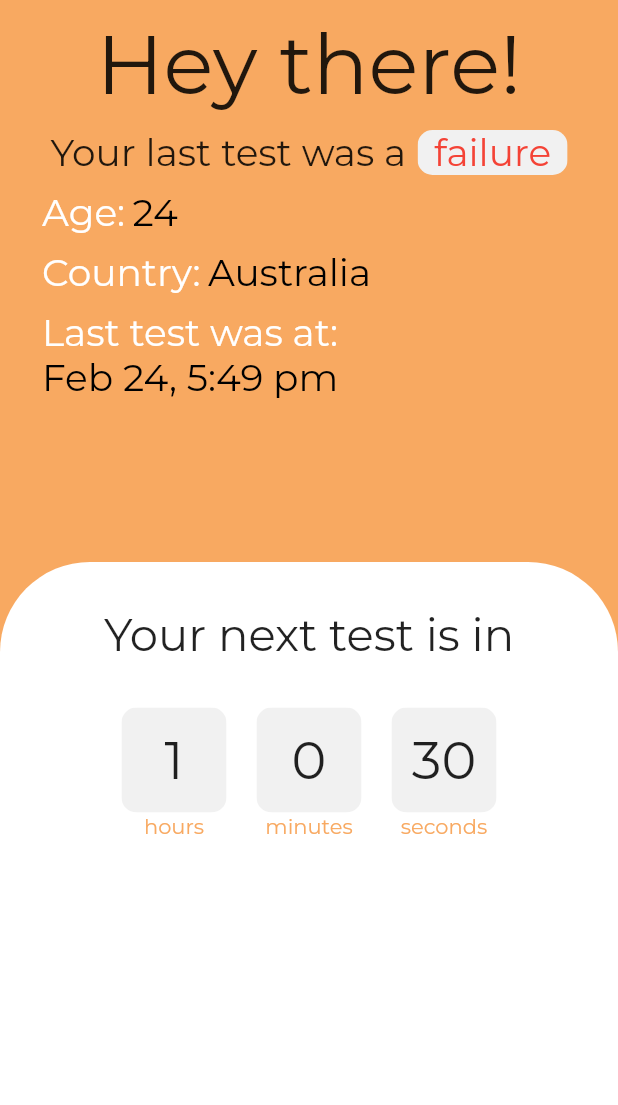
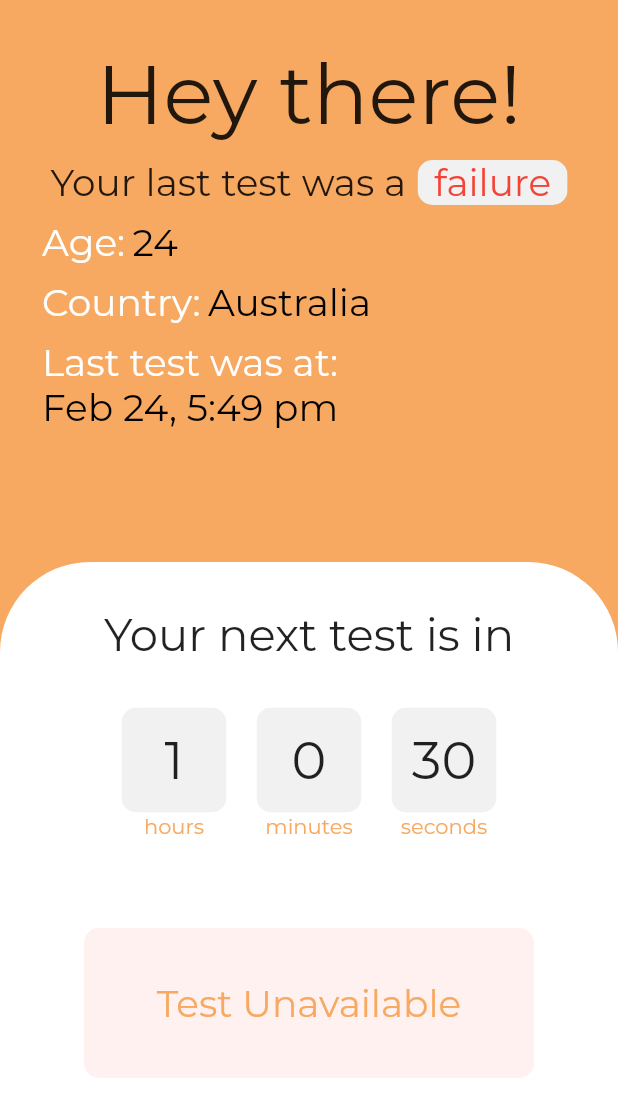
Before and after one commit to Team-CodeSec-UNIHACK/mobile_app, a Flutter app: the screen it shows after launch, on a phone screen of 412 x 824 dp, the part 131-1236 px from its top. Run offline on Flutter 3.47's test engine with Material 2 defaults, Android fonts, the phone set to English and light mode, and no system bars; drawn by our look-alikes of flutter_countdown_timer; our stand-ins replace google_fonts.

Commit message:
home page complete

```diff
--- a/lib/home.dart
+++ b/lib/home.dart
@@ -119,7 +119,7 @@ class _HomeScreenState extends State<HomeScreen> {
             ],
           ),
           SizedBox(
-            height: 10,
+            height: 30,
           ),
           Text(
             "Hey there!",
@@ -233,6 +233,44 @@ class _HomeScreenState extends State<HomeScreen> {
         ],
       ),
     );
+  }
+
+  Widget testAvailability(status) {
+    if (status) {
+      return ClipRRect(
+        borderRadius: BorderRadius.circular(10),
+        child: Container(
+          color: Color(0xFFF3FEF6),
+          width: 300,
+          height: 100,
+          child: Center(
+            child: Text(
+              "Test Available",
+              style: GoogleFonts.montserrat(
+                  fontSize: 25, color: Color(0xFFF8A961)),
+              textAlign: TextAlign.center,
+            ),
+          ),
+        ),
+      );
+    } else {
+      return ClipRRect(
+        borderRadius: BorderRadius.circular(10),
+        child: Container(
+          color: Color(0xFFFEF1EF),
+          width: 300,
+          height: 100,
+          child: Center(
+            child: Text(
+              "Test Unavailable",
+              style: GoogleFonts.montserrat(
+                  fontSize: 25, color: Color(0xFFF8A961)),
+              textAlign: TextAlign.center,
+            ),
+          ),
+        ),
+      );
+    }
   }
 
   Widget BottomWidget() {
@@ -414,9 +452,12 @@ class _HomeScreenState extends State<HomeScreen> {
                             ),
                           ),
                         ),
-                        Text("seconds",
-                            style: GoogleFonts.montserrat(
-                                color: Color(0xFFF8A961)))
+                        Text(
+                          "seconds",
+                          style: GoogleFonts.montserrat(
+                            color: Color(0xFFF8A961),
+                          ),
+                        ),
                       ],
                     ),
                   ],
@@ -425,6 +466,10 @@ class _HomeScreenState extends State<HomeScreen> {
               onEnd: onEnd,
               endTime: endTime,
             ),
+            SizedBox(
+              height: 60,
+            ),
+            testAvailability(false),
           ],
         ),
       ),
--- a/lib/main.dart
+++ b/lib/main.dart
@@ -11,7 +11,7 @@ class MyApp extends StatelessWidget {
   @override
   Widget build(BuildContext context) {
     return MaterialApp(
-      title: 'Flutter Demo',
+      title: 'koff',
       theme: ThemeData(
         // This is the theme of your application.
         //
```
